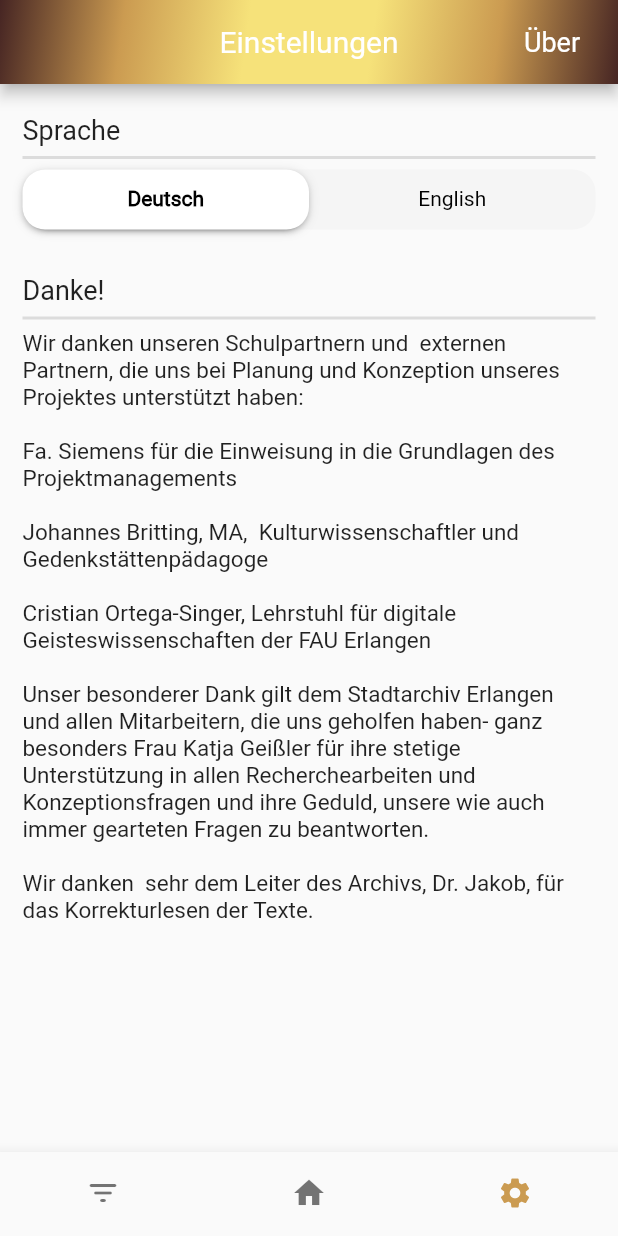
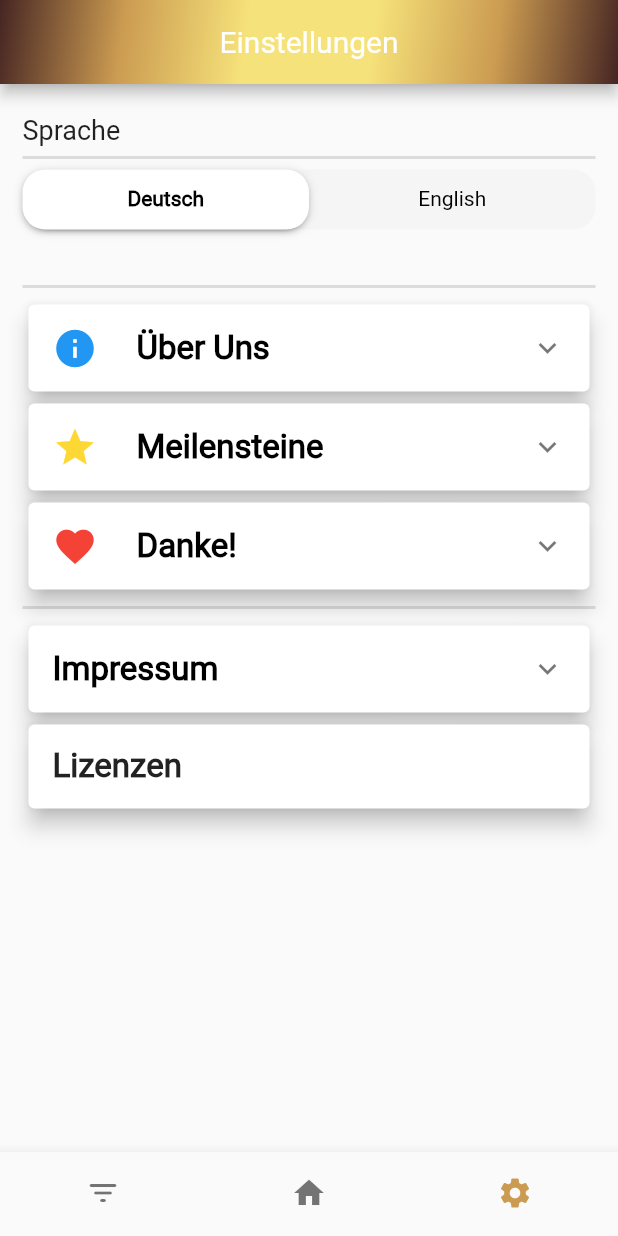
Before and after one commit to eng-stolpersteine/StolpersteineErlangen, a Flutter app: the Screens screen opened directly, item 3 of the bottom bar chosen, on a phone screen of 412 x 824 dp. Run offline on Flutter 3.47's test engine with Material 2 defaults, Android fonts, the light colour scheme and no system bars; our stand-ins replace audioplayers, carousel_pro, hive, hive_flutter, page_transition, photo_view; accounts and stored records are empty.

Commit message:
Settings screen update

```diff
--- /dev/null
+++ b/StolpersteineErlangen/lib/Data/SettingsData/AboutUs.dart
@@ -0,0 +1,2 @@
+String aboutUs_dt = "Die vorliegende App entstand im Rahmen des  historischen Projektseminars „Stolpersteine- die Menschen hinter den Namen“ am Emmy-Noether-Gymnasium in Erlangen. In den Jahren 2019- 2021 erarbeiteten wir-  14 Schülerinnen und Schüler unter Anleitung unserer Lehrerin Antonie Walther-  die Biographien der jüdischen Bürgerinnen und Bürger, vor deren letzten freiwillig gewähltem Wohnort ein Stolperstein verlegt ist. Die Stolpersteine, die auf dem Maximiliansplatz an die ermordeten Patienten der Erlanger Heil- und Pflegeanstalt erinnern, wurden bewusst nicht in die App aufgenommen, da die Forschungslage hier zu ungesichert ist. Ein schulisches Seminar wäre hier überfordert gewesen.\n\nBasis der zu den Stolpersteinen verfassten und gesprochenen Texte bildeten die uns zur Verfügung gestellten Quellen und Materialien des Erlanger Stadtarchivs.\n\nDas Ziel unserer Arbeit war, die Menschen hinter den Stolpersteinen sichtbar zu machen und ihnen durch Texte und Fotos ein Gesicht zu geben und damit die Form des Erinnerns inBezug auf die Stolpersteine zu erweitern und einen Beitrag zur lokalen Erinnerungsarbeit zu leisten.";
+String aboutUs_en = "This app was created as part of the historical project seminar \"Stolpersteine - the people behind the names\" at the Emmy-Noether-Gymnasium in Erlangen. In the years 2019-2021 we - 14 students under the guidance of our teacher Antonie Walther - compiled the biographies of the Jewish citizens, whose last voluntarily chosen place of residence a stumbling block was laid. The stumbling blocks that remind of the murdered patients of the Erlangen sanatorium on Maximiliansplatz were deliberately not included in the app, as the research situation here is too uncertain. A school seminar would have been overwhelmed here.\n\nThe sources and materials made available to us by the Erlangen city archive formed the basis of the texts written and spoken about the Stolpersteine.\n\nThe aim of our work was to make the people behind the Stolpersteine visible and to give them a face through texts and photos and thus to expand the form of remembrance in relation to the Stolpersteine and to make a contribution to local memory work.";
--- a/StolpersteineErlangen/lib/Data/SettingsData/Danke_Text.dart
+++ b/StolpersteineErlangen/lib/Data/SettingsData/Danke_Text.dart
@@ -1,2 +1,2 @@
-String danke_dt = "Wir danken unseren Schulpartnern und  externen Partnern, die uns bei Planung und Konzeption unseres Projektes unterstützt haben:\n\nFa. Siemens für die Einweisung in die Grundlagen des Projektmanagements\n\nJohannes Britting, MA,  Kulturwissenschaftler und Gedenkstättenpädagoge\n\nCristian Ortega-Singer, Lehrstuhl für digitale Geisteswissenschaften der FAU Erlangen\n\nUnser besonderer Dank gilt dem Stadtarchiv Erlangen und allen Mitarbeitern, die uns geholfen haben- ganz besonders Frau Katja Geißler für ihre stetige Unterstützung in allen Recherchearbeiten und  Konzeptionsfragen und ihre Geduld, unsere wie auch immer gearteten Fragen zu beantworten.\n\nWir danken  sehr dem Leiter des Archivs, Dr. Jakob, für das Korrekturlesen der Texte.";
-String danke_en = "We thank all our partners, who helped us plan and conceptualise our project:\n\nCo. Siemens for the introduction to the basics of project management\n\nJohannes Britting, MA, cultural scientist and memorial pedagogue\n\nChristian Ortega-Singer, chair of digital humanities at the FAU Erlangen\n\nOur special thanks goes to the Stadtarchiv Erlangen and all of its employees - most notably, Katja Geißler for her continuous support, concerning the research, as well as her patience, while responding to our many questions\n\nWe thank the head of the Stadtarchiv, Dr. Jakob, for proofreading the texts";
+String danke_dt = "Wir danken unseren Schulpartnern und  externen Partnern, die uns bei Planung und Konzeption unseres Projektes unterstützt haben:\n\nFa. Siemens für die Einweisung in die Grundlagen des Projektmanagements\n\nVR-Bank Erlangen-Höchstadt für die finanzielle Unterstützung im Rahmen des Wettbewerbs „Jugend kreativ“\n\nJohannes Britting, MA,  Kulturwissenschaftler und Gedenkstättenpädagoge\n\nCristian Ortega-Singer, Lehrstuhl für digitale Geisteswissenschaften der FAU Erlangen-Nürnberg\n\nUnser besonderer Dank gilt dem Stadtarchiv Erlangen und allen Mitarbeitern, die uns bei unserem Projekt geholfen haben- ganz besonders Frau Katja Geißler für ihre stetige Unterstützung in allen Recherchearbeiten und  Konzeptionsfragen und ihre Geduld, unsere wie auch immer gearteten Fragen zu beantworten.\n\nWir danken auch sehr dem Leiter des Archivs, Dr. Jacob, dem Leiter des Stadtarchivs Erlangen,für die Bereitschaft der Kooperation zwischen Schule und Archiv und für das Korrekturlesen der biographischen Texte.";
+String danke_en = "We thank all our partners, who helped us plan and conceptualise our project:\n\nCo. Siemens for the introduction to the basics of project management\n\nVR-Bank Erlangen-Höchstadt for the financial support as part of the \"Creative Youth\" competition\n\nJohannes Britting, MA, cultural scientist and memorial pedagogue\n\nChristian Ortega-Singer, chair of digital humanities at the FAU Erlangen-Nürnberg\n\nOur special thanks goes to the City Archive Erlangen and all of its employees who helped us during our project - most notably, Katja Geißler for her continuous support, concerning the research, as well as her patience, while responding to our many questions\n\nWe thank the head of the City Archive Erlangen, Dr. Jakob, for the open collaboration between School and Archive, as well as for proofreading the biographical texts";
--- a/StolpersteineErlangen/lib/Screens/SettingsScreen.dart
+++ b/StolpersteineErlangen/lib/Screens/Settings/SettingsScreen.dart
@@ -1,3 +1,4 @@
+import 'package:StolpersteineErlangen/Data/SettingsData/AboutUs.dart';
 import 'package:StolpersteineErlangen/Data/SettingsData/Impress.dart';
 import 'package:StolpersteineErlangen/Providers/Providers.dart';
 import 'package:flutter/material.dart';
@@ -94,6 +95,43 @@ class SettingsScreenState extends State<SettingsScreen> with SingleTickerProvide
     );
   }
 
+  Widget MiscContainer(String titleDt, String titleEn, Icon leading, String contentDt, String contentEn, TextAlign txtAl,)
+  {
+    return Padding
+    (
+      padding: EdgeInsets.symmetric(horizontal: 15),
+      child: Card
+      (
+        elevation: 6,
+        child: Center
+        (
+          child: Consumer<SettingsProvider>
+          (
+            builder: (context, prov, child) => ExpansionTile
+            (
+              title: Text
+              (
+                prov.english ? titleEn : titleDt,
+                style: TextStyle(fontFamily: "Roboto", color: Colors.black, fontWeight: FontWeight.bold, fontSize: 22),
+              ),
+              leading: leading,
+              childrenPadding: EdgeInsets.symmetric(horizontal: 15, vertical: 10),
+              children:
+              [
+                Text
+                (
+                  prov.english ? contentEn : contentDt,
+                  style: TextStyle(fontFamily: "Roboto", color: Colors.black, fontSize: 15,),
+                  textAlign: txtAl,
+                ),
+              ],
+            ),
+          ),
+        ),
+      ),
+    );
+  }
+
   @override
   Widget build(BuildContext context) {
     // TODO: implement build
@@ -122,26 +160,38 @@ class SettingsScreenState extends State<SettingsScreen> with SingleTickerProvide
               div(),
               tabChanger(),
 
-              Padding
-              (
-                padding: EdgeInsets.only(top: 30, left: 15),
-                child: Align
-                (
-                  alignment: Alignment.centerLeft,
-                  child: Consumer<SettingsProvider>
-                  (
-                    builder: (context, value, child) => Text(value.english ? "Thanks!" : "Danke!", style: TextStyle(fontFamily: "Roboto", fontSize: 18))
-                  ),
-                ),
-              ),
+              Padding(padding: EdgeInsets.only(top: 30), child: div()),
+
+              MiscContainer("Über Uns", "About Us", Icon(Icons.info, size: 30, color: Colors.blue,), aboutUs_dt, aboutUs_en, null,),
+              MiscContainer("Meilensteine", "Achievements", Icon(Icons.star, size: 30, color: Colors.yellow[600]), "", "", TextAlign.left,),
+              MiscContainer("Danke!", "Thanks!", Icon(Icons.favorite, size: 30, color: Colors.red), danke_dt, danke_en, TextAlign.left,),
+
               div(),
+
+              MiscContainer("Impressum", "Impress",null, impressumGerman, impressumEnglish,null,),
+
               Padding
               (
                 padding: EdgeInsets.symmetric(horizontal: 15),
-                child: Consumer<SettingsProvider>
+                child: Card
                 (
-                  builder: (context, value, child) => Text(value.english ? danke_en : danke_dt, style: TextStyle(fontFamily: "Roboto", fontSize: 15))
-                )
+                    elevation: 6,
+                    child: Center
+                    (
+                      child: ListTile
+                      (
+                        title: Consumer<SettingsProvider>
+                        (
+                          builder: (context, prov, ch) => Text
+                          (
+                            prov.english ? "Licenses" : "Lizenzen",
+                            style: TextStyle(fontFamily: "Roboto", fontSize: 22, fontWeight: FontWeight.bold)
+                          ),
+                        ),
+                        onTap: () => showLicensePage(context: context, applicationName: "Stolpersteine Erlangen")
+                      ),
+                    ),
+                ),
               ),
             ],
         ),
--- a/StolpersteineErlangen/lib/main.dart
+++ b/StolpersteineErlangen/lib/main.dart
@@ -2,7 +2,7 @@ import 'package:StolpersteineErlangen/Data/HiveBoxes.dart';
 import 'package:StolpersteineErlangen/Providers/Providers.dart';
 import 'package:StolpersteineErlangen/Screens/FilterScreen.dart';
 import 'package:StolpersteineErlangen/Screens/MainScreen.dart';
-import 'package:StolpersteineErlangen/Screens/SettingsScreen.dart';
+import 'package:StolpersteineErlangen/Screens/Settings/SettingsScreen.dart';
 import 'package:flutter/cupertino.dart';
 import 'package:flutter/material.dart';
 import 'package:flutter/services.dart';
@@ -294,14 +294,6 @@ class ScreensState extends State<Screens> with SingleTickerProviderStateMixin
           centerTitle: true,
           flexibleSpace: appBarGradient,
           title: Consumer<SettingsProvider>(builder: (context, value, child) => Text(value.english ? "Settings" : "Einstellungen", style: TextStyle(fontFamily: "Roboto"))),
-          actions:
-          [
-            FlatButton
-            (
-              child: Consumer<SettingsProvider>(builder: (context,value,child) => Text(value.english ? "About" : "Über", style: TextStyle(fontFamily: "Roboto", color: Colors.white, fontSize: 18))),
-              onPressed: () => aboutDialog(context),
-            )
-          ],
         );
       break;
 
```
